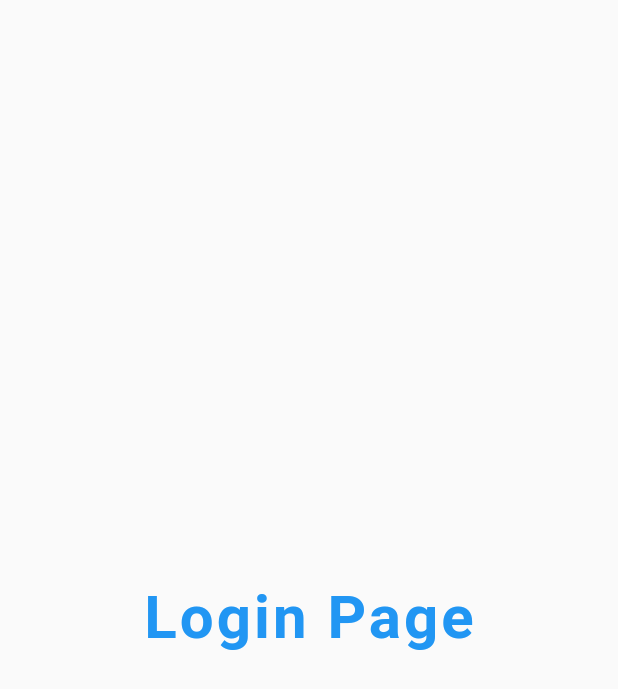
After one commit to navy522/flutter30, a Flutter app: the screen it shows after launch, on a phone screen of 412 x 824 dp. The commit adds this screen. Shown: the top 689 px of the screen. Run offline on Flutter 3.47's test engine with Material 2 defaults, Android fonts, the phone set to English and light mode, and no system bars.

Commit message:
day 3 completed

```diff
--- a/lib/main.dart
+++ b/lib/main.dart
@@ -1,8 +1,16 @@
 import 'package:flutter/material.dart';
-import 'package:flutter_catalog/home_page.dart';
+import 'package:flutter_catalog/pages/home_page.dart';
+import 'package:flutter_catalog/pages/login_page.dart';
 
 void main() {
   runApp(MaterialApp(
-    home: HomePage(),
+    themeMode: ThemeMode.light,
+    theme: ThemeData(primarySwatch: Colors.orange),
+    darkTheme: ThemeData(primarySwatch: Colors.red),
+    initialRoute: "/login",
+    routes: {
+      "/": (context) => HomePage(),
+      "/login": (context) => LoginPage(),
+    },
   ));
 }
--- /dev/null
+++ b/lib/pages/login_page.dart
@@ -0,0 +1,21 @@
+import 'package:flutter/material.dart';
+
+class LoginPage extends StatelessWidget {
+  const LoginPage({Key? key}) : super(key: key);
+
+  @override
+  Widget build(BuildContext context) {
+    return SafeArea(
+      child: Scaffold(
+        body: Center(
+          child: Text("Login Page",
+              style: TextStyle(
+                  fontSize: 40,
+                  color: Colors.blue,
+                  fontWeight: FontWeight.bold,
+                  letterSpacing: 2)),
+        ),
+      ),
+    );
+  }
+}
```
Also changed, not shown: lib/pages/home_page.dart (renamed from lib/home_page.dart).
